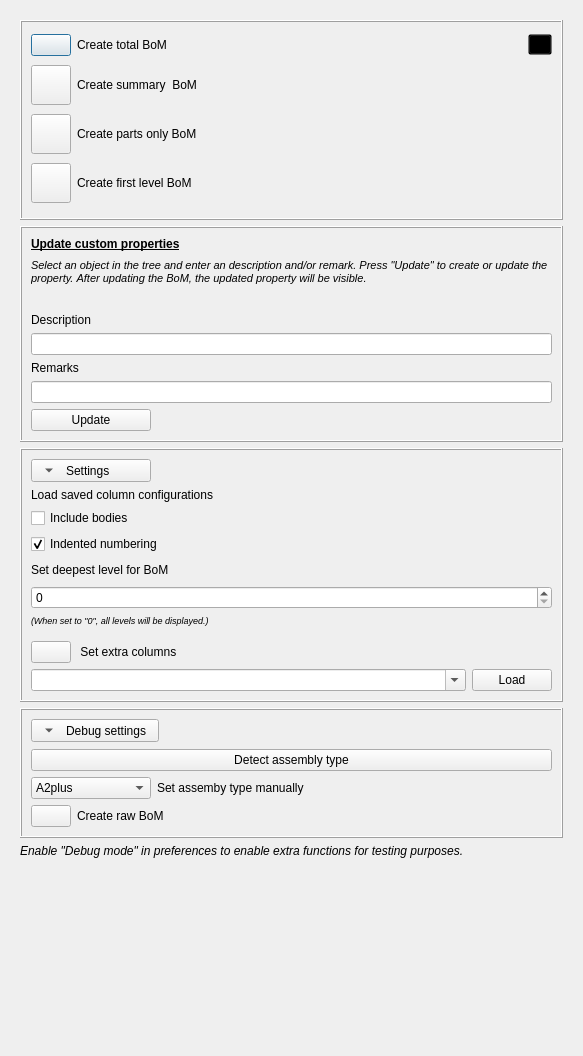
Before: the Qt Designer form Resources/UI/BoM_Panel.ui in APEbbers/BillOfMaterials-WB, drawn with Qt 5.
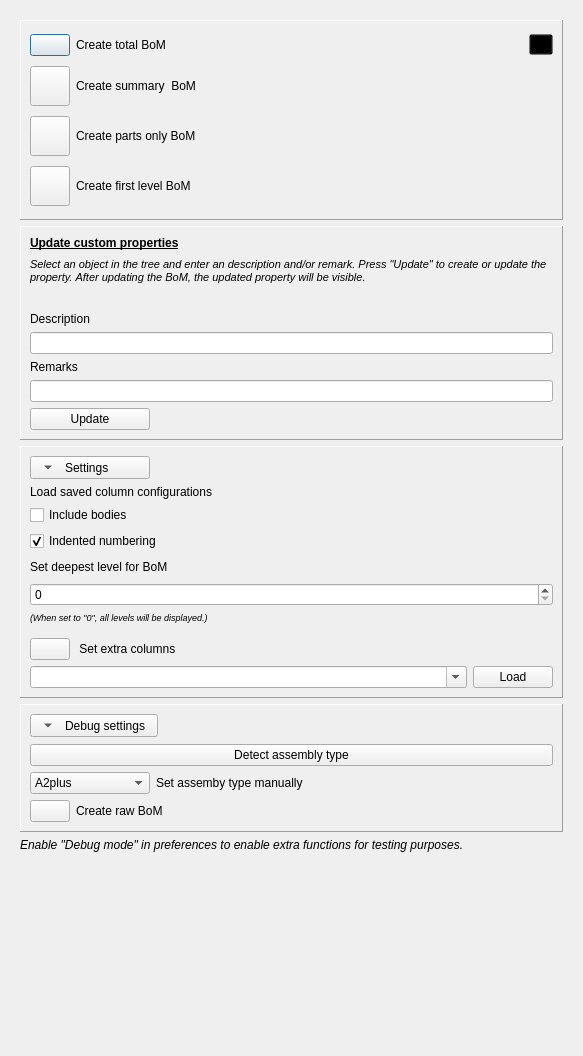
After: the same form once the commit is applied. Icons and pictures are not drawn.

Commit message: Test with UI update panel

```diff
--- a/Resources/UI/BoM_Panel.ui
+++ b/Resources/UI/BoM_Panel.ui
@@ -56,7 +56,7 @@
          <bool>false</bool>
         </property>
         <property name="frameShape">
-         <enum>QFrame::Shape::Box</enum>
+         <enum>QFrame::Shape::Panel</enum>
         </property>
         <property name="frameShadow">
          <enum>QFrame::Shadow::Raised</enum>
@@ -260,7 +260,7 @@
          </size>
         </property>
         <property name="frameShape">
-         <enum>QFrame::Shape::Box</enum>
+         <enum>QFrame::Shape::Panel</enum>
         </property>
         <property name="frameShadow">
          <enum>QFrame::Shadow::Raised</enum>
@@ -386,11 +386,14 @@
          </size>
         </property>
         <property name="frameShape">
-         <enum>QFrame::Shape::Box</enum>
+         <enum>QFrame::Shape::Panel</enum>
         </property>
         <property name="frameShadow">
          <enum>QFrame::Shadow::Raised</enum>
         </property>
+        <property name="lineWidth">
+         <number>1</number>
+        </property>
         <layout class="QGridLayout" name="gridLayout_19">
          <property name="sizeConstraint">
           <enum>QLayout::SizeConstraint::SetMinimumSize</enum>
@@ -701,7 +704,7 @@
       <item>
        <widget class="QFrame" name="frame_4">
         <property name="frameShape">
-         <enum>QFrame::Shape::Box</enum>
+         <enum>QFrame::Shape::Panel</enum>
         </property>
         <property name="frameShadow">
          <enum>QFrame::Shadow::Raised</enum>
@@ -964,11 +967,14 @@
       <item>
        <widget class="QLabel" name="DebugText">
         <property name="text">
-         <string>&lt;html&gt;&lt;head/&gt;&lt;body&gt;&lt;p&gt;&lt;span style=&quot; font-style:italic;&quot;&gt;Enable &amp;quot;Debug mode&amp;quot; in preferences to enable extra functions for testing purposes.&lt;/span&gt;&lt;/p&gt;&lt;p&gt;&lt;br/&gt;&lt;/p&gt;&lt;/body&gt;&lt;/html&gt;</string>
+         <string>&lt;html&gt;&lt;head/&gt;&lt;body&gt;&lt;p&gt;&lt;span style=&quot; font-style:italic;&quot;&gt; Enable &amp;quot;Debug mode&amp;quot; in preferences to enable extra functions for testing purposes.&lt;/span&gt;&lt;/p&gt;&lt;p&gt;&lt;br/&gt;&lt;/p&gt;&lt;/body&gt;&lt;/html&gt;</string>
         </property>
         <property name="wordWrap">
          <bool>true</bool>
         </property>
+        <property name="margin">
+         <number>4</number>
+        </property>
        </widget>
       </item>
       <item>
```
The commit also changes 1 other file.
